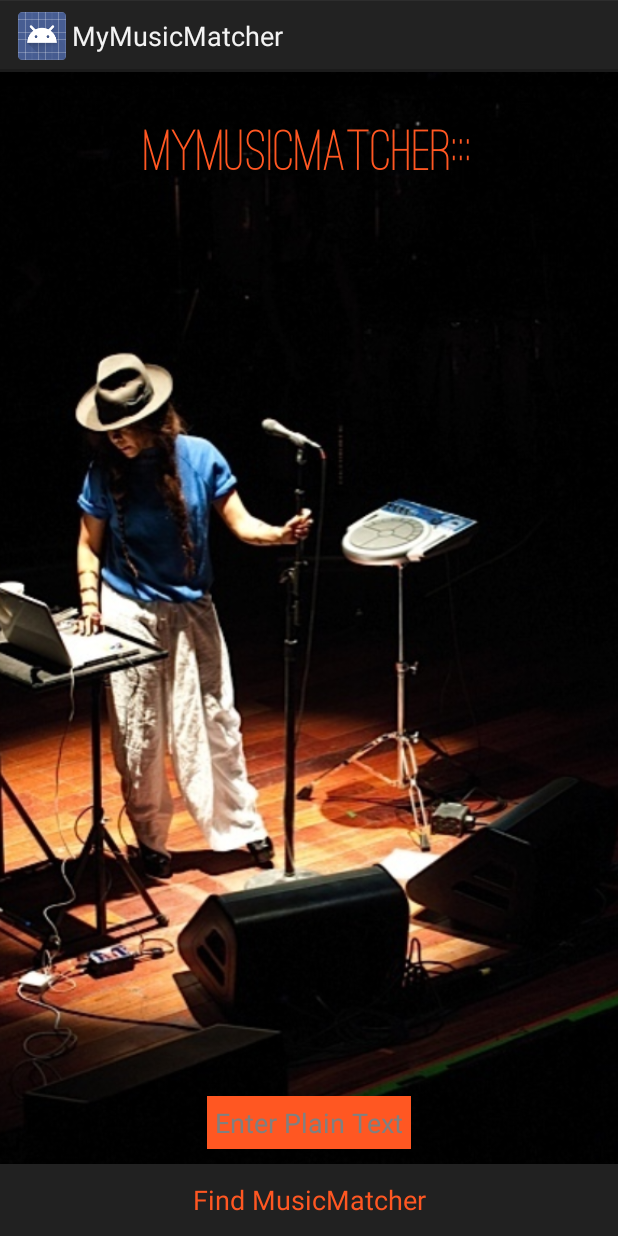
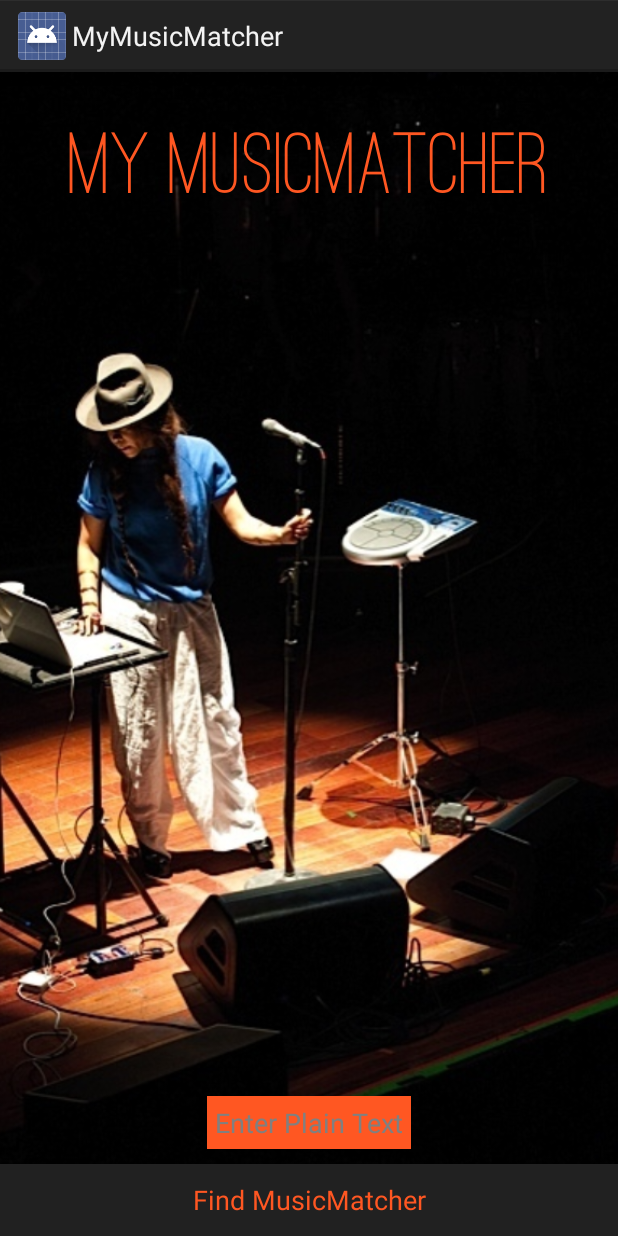
Before and after one commit to kavata9/MyMusicMatcher, an Android app: the screen it shows after launch (MainActivity), on a phone screen of 412 x 824 dp. Run offline under Robolectric (Android 15) with nearby library versions, the phone set to English and light mode, and no system bars.

Commit message:
add changes to text size

```diff
--- a/app/src/main/res/layout/activity_main.xml
+++ b/app/src/main/res/layout/activity_main.xml
@@ -17,14 +17,14 @@ tools:context="com.music.agnes.mymusicmatcher.MainActivity">
     <TextView
         android:layout_width="wrap_content"
         android:layout_height="wrap_content"
-        android:text="MyMusicMatcher:::"
-        android:layout_marginTop="35dp"
-        android:id="@+id/textView"
-        android:textColor="@color/colorTextIcons"
-        android:textSize="40sp"
+        android:text="My MusicMatcher"
         android:layout_alignParentTop="true"
         android:layout_centerHorizontal="true"
-        android:textStyle="bold" />
+        android:layout_marginTop="35dp"
+        android:textColor="@color/colorTextIcons"
+        android:textSize="60sp"
+        android:textStyle="bold"
+        android:id="@+id/textView"/>
 
     <EditText
         android:layout_width="wrap_content"
```
